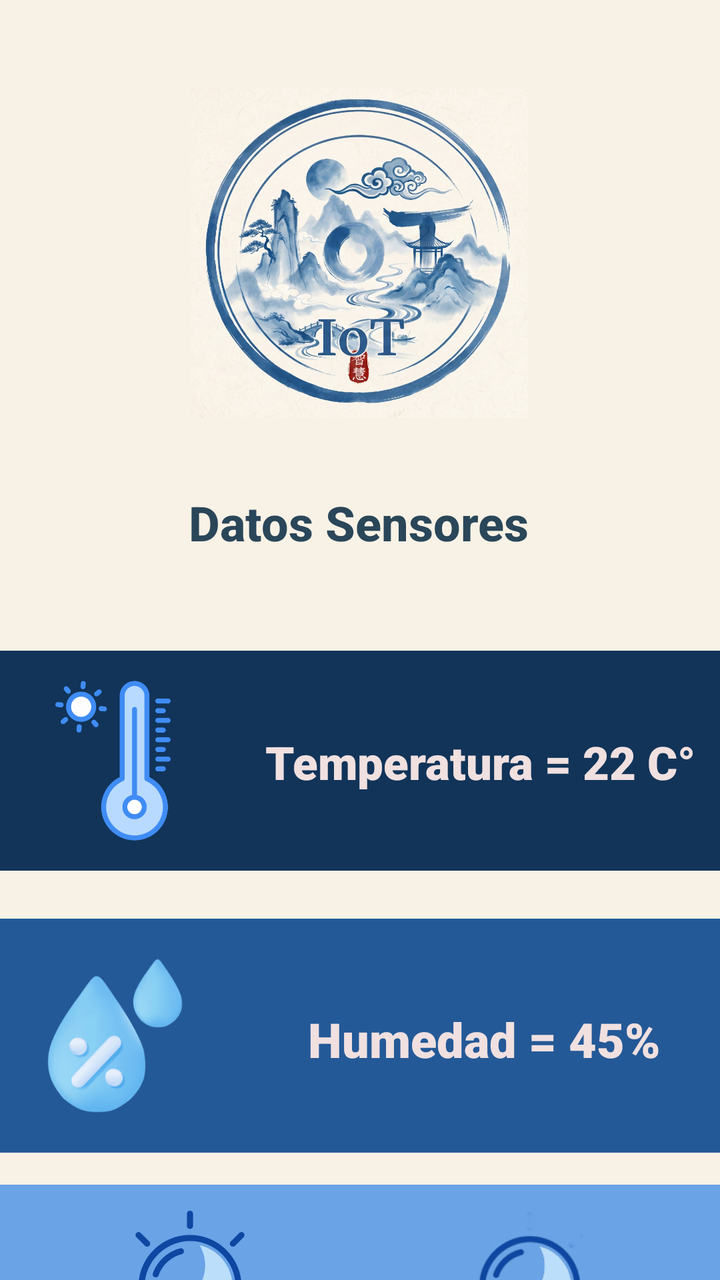
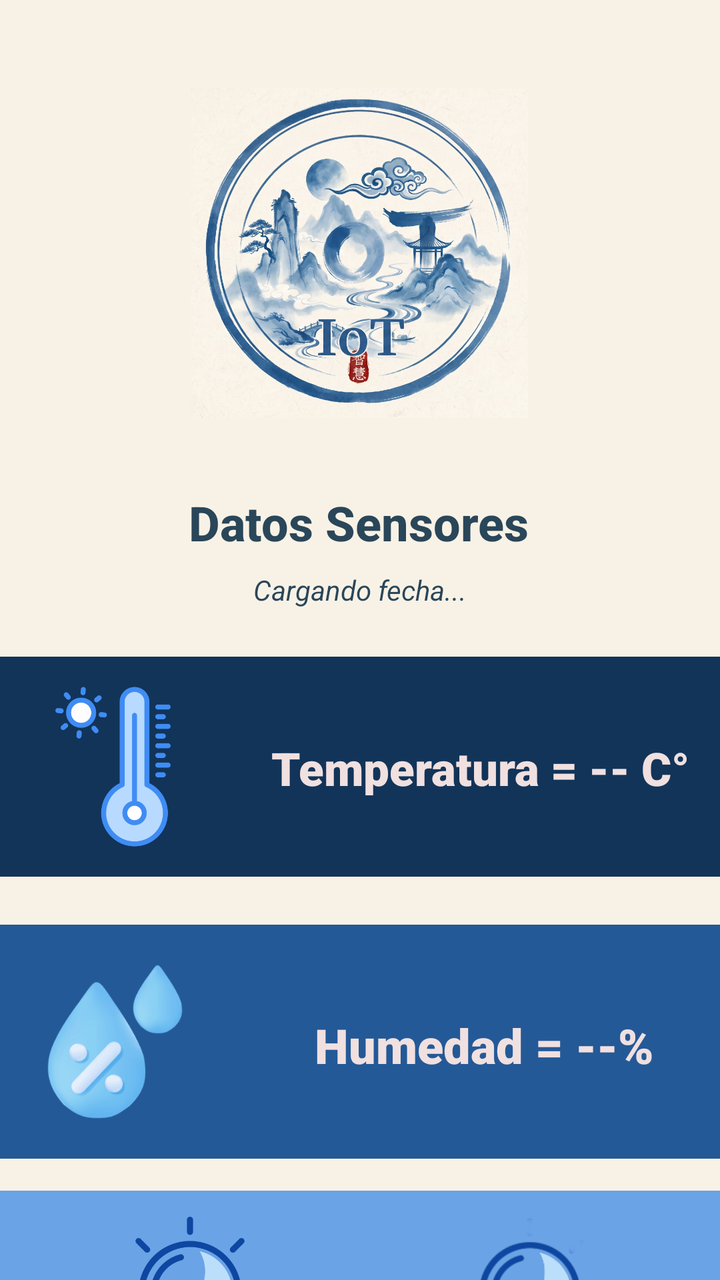

An Android layout rendered at two revisions. The XML below is the earlier revision; the diff shows what the commit changed to produce the second picture.
<!-- AndroidManifest.xml: application theme Theme.Ejemplo1 -->
<!-- res/layout/activity_datos_sensores.xml -->
<?xml version="1.0" encoding="utf-8"?>
<androidx.constraintlayout.widget.ConstraintLayout xmlns:android="http://schemas.android.com/apk/res/android"
    xmlns:app="http://schemas.android.com/apk/res-auto"
    xmlns:tools="http://schemas.android.com/tools"
    android:id="@+id/main"
    android:layout_width="match_parent"
    android:layout_height="match_parent"
    android:background="#F8F2E6"
    android:backgroundTint="#F8F2E6"
    tools:context=".DatosSensores">

    <ImageView
        android:id="@+id/imageView8"
        android:layout_width="312dp"
        android:layout_height="165dp"
        android:layout_marginTop="44dp"
        app:layout_constraintEnd_toEndOf="parent"
        app:layout_constraintHorizontal_bias="0.494"
        app:layout_constraintStart_toStartOf="parent"
        app:layout_constraintTop_toTopOf="parent"
        app:srcCompat="@drawable/logo" />


    <LinearLayout
        android:id="@+id/linearLayout"
        android:layout_width="match_parent"
        android:layout_height="wrap_content"
        android:layout_marginTop="48dp"
        android:background="#123459"
        android:gravity="center_vertical"
        android:orientation="horizontal"
        android:padding="10dp"
        app:layout_constraintEnd_toEndOf="parent"
        app:layout_constraintStart_toStartOf="parent"
        app:layout_constraintTop_toBottomOf="@+id/textView9">

        <ImageView
            android:id="@+id/iconoIzquierda"
            android:layout_width="93dp"
            android:layout_height="90dp"
            android:src="@drawable/temperatura" />

        <TextView
            android:id="@+id/textoDerecha"
            android:layout_width="242dp"
            android:layout_height="29dp"
            android:layout_marginStart="16dp"
            android:fontFamily="sans-serif-black"
            android:lineSpacingExtra="8sp"
            android:text="Temperatura = 22 C°"
            android:textAlignment="center"
            android:textColor="#F0E0E0"
            android:textSize="23sp"
            android:textStyle="bold" />
    </LinearLayout>

    <LinearLayout
        android:id="@+id/linearLayout2"
        android:layout_width="match_parent"
        android:layout_height="wrap_content"
        android:layout_marginTop="24dp"
        android:background="#245997"
        android:gravity="center_vertical"
        android:orientation="horizontal"
        android:padding="10dp"
        app:layout_constraintEnd_toEndOf="parent"
        app:layout_constraintStart_toStartOf="parent"
        app:layout_constraintTop_toBottomOf="@+id/linearLayout">

        <ImageView
            android:id="@+id/iconoIzquierda"
            android:layout_width="95dp"
            android:layout_height="97dp"
            android:src="@drawable/humidity" />

        <TextView
            android:id="@+id/textoDerecha"
            android:layout_width="242dp"
            android:layout_height="29dp"
            android:layout_marginStart="16dp"
            android:fontFamily="sans-serif-black"
            android:lineSpacingExtra="8sp"
            android:text="Humedad = 45%"
            android:textAlignment="center"
            android:textColor="#F0E0E0"
            android:textSize="24sp"
            android:textStyle="bold" />
    </LinearLayout>

    <LinearLayout
        android:layout_width="0dp"
        android:layout_height="wrap_content"
        android:layout_marginTop="16dp"
        android:background="#6AA3E6"
        android:gravity="center_vertical"
        android:orientation="horizontal"
        android:padding="10dp"
        app:layout_constraintEnd_toEndOf="parent"
        app:layout_constraintHorizontal_bias="0.0"
        app:layout_constraintStart_toStartOf="parent"
        app:layout_constraintTop_toBottomOf="@+id/linearLayout2">

        <ImageView
            android:id="@+id/iconoIzquierda"
            android:layout_width="95dp"
            android:layout_height="97dp"
            android:layout_weight="1"
            android:src="@drawable/luz1" />

        <ImageView
            android:id="@+id/imageView13"
            android:layout_width="95dp"
            android:layout_height="95dp"
            android:layout_weight="1"
            app:srcCompat="@drawable/luzoff_1_" />

    </LinearLayout>

    <TextView
        android:id="@+id/textView9"
        android:layout_width="wrap_content"
        android:layout_height="wrap_content"
        android:layout_marginTop="36dp"
        android:fontFamily="sans-serif-medium"
        android:text="Datos Sensores"
        android:textColor="#DA072940"
        android:textSize="24sp"
        android:textStyle="bold"
        app:layout_constraintEnd_toEndOf="parent"
        app:layout_constraintHorizontal_bias="0.497"
        app:layout_constraintStart_toStartOf="parent"
        app:layout_constraintTop_toBottomOf="@+id/imageView8" />
</androidx.constraintlayout.widget.ConstraintLayout>
<!-- resources referenced by this layout -->
<resources>
  <!-- drawable humidity: png bitmap (drawable, 11837 bytes) -->
  <!-- drawable logo: jpg bitmap (drawable, 247364 bytes) -->
  <!-- drawable luz1: png bitmap (drawable, 23660 bytes) -->
  <!-- drawable luzoff_1_: png bitmap (drawable, 13517 bytes) -->
  <!-- drawable temperatura: png bitmap (drawable, 23079 bytes) -->
  <style name="Theme.Ejemplo1" parent="Base.Theme.Ejemplo1" />
  <style name="Base.Theme.Ejemplo1" parent="Theme.Material3.DayNight.NoActionBar">
          
          
      </style>
</resources>

<!-- the commit's change to res/layout/activity_datos_sensores.xml (unified diff, before → after) -->
@@ -20,34 +20,60 @@
         app:layout_constraintTop_toTopOf="parent"
         app:srcCompat="@drawable/logo" />
 
+    <TextView
+        android:id="@+id/textView9"
+        android:layout_width="wrap_content"
+        android:layout_height="wrap_content"
+        android:layout_marginTop="36dp"
+        android:fontFamily="sans-serif-medium"
+        android:text="Datos Sensores"
+        android:textColor="#DA072940"
+        android:textSize="24sp"
+        android:textStyle="bold"
+        app:layout_constraintEnd_toEndOf="parent"
+        app:layout_constraintHorizontal_bias="0.497"
+        app:layout_constraintStart_toStartOf="parent"
+        app:layout_constraintTop_toBottomOf="@+id/imageView8" />
+
+    <TextView
+        android:id="@+id/txt_fecha"
+        android:layout_width="wrap_content"
+        android:layout_height="wrap_content"
+        android:layout_marginTop="8dp"
+        android:text="Cargando fecha..."
+        android:textColor="#DA072940"
+        android:textStyle="italic"
+        app:layout_constraintEnd_toEndOf="parent"
+        app:layout_constraintStart_toStartOf="parent"
+        app:layout_constraintTop_toBottomOf="@+id/textView9" />
 
     <LinearLayout
         android:id="@+id/linearLayout"
         android:layout_width="match_parent"
         android:layout_height="wrap_content"
-        android:layout_marginTop="48dp"
+        android:layout_marginTop="24dp"
         android:background="#123459"
         android:gravity="center_vertical"
         android:orientation="horizontal"
         android:padding="10dp"
         app:layout_constraintEnd_toEndOf="parent"
         app:layout_constraintStart_toStartOf="parent"
-        app:layout_constraintTop_toBottomOf="@+id/textView9">
+        app:layout_constraintTop_toBottomOf="@+id/txt_fecha">
 
         <ImageView
-            android:id="@+id/iconoIzquierda"
+            android:id="@+id/imagen_temp"
             android:layout_width="93dp"
             android:layout_height="90dp"
             android:src="@drawable/temperatura" />
 
         <TextView
-            android:id="@+id/textoDerecha"
+            android:id="@+id/txt_temp"
             android:layout_width="242dp"
             android:layout_height="29dp"
             android:layout_marginStart="16dp"
             android:fontFamily="sans-serif-black"
             android:lineSpacingExtra="8sp"
-            android:text="Temperatura = 22 C°"
+            android:text="Temperatura = -- C°"
             android:textAlignment="center"
             android:textColor="#F0E0E0"
             android:textSize="23sp"
@@ -68,19 +94,19 @@
         app:layout_constraintTop_toBottomOf="@+id/linearLayout">
 
         <ImageView
-            android:id="@+id/iconoIzquierda"
+            android:id="@+id/imagen_humedad"
             android:layout_width="95dp"
             android:layout_height="97dp"
             android:src="@drawable/humidity" />
 
         <TextView
-            android:id="@+id/textoDerecha"
+            android:id="@+id/txt_humedad"
             android:layout_width="242dp"
             android:layout_height="29dp"
             android:layout_marginStart="16dp"
             android:fontFamily="sans-serif-black"
             android:lineSpacingExtra="8sp"
-            android:text="Humedad = 45%"
+            android:text="Humedad = --%"
             android:textAlignment="center"
             android:textColor="#F0E0E0"
             android:textSize="24sp"
@@ -101,14 +127,14 @@
         app:layout_constraintTop_toBottomOf="@+id/linearLayout2">
 
         <ImageView
-            android:id="@+id/iconoIzquierda"
+            android:id="@+id/img_ampolleta"
             android:layout_width="95dp"
             android:layout_height="97dp"
             android:layout_weight="1"
             android:src="@drawable/luz1" />
 
         <ImageView
-            android:id="@+id/imageView13"
+            android:id="@+id/img_linterna"
             android:layout_width="95dp"
             android:layout_height="95dp"
             android:layout_weight="1"
@@ -116,18 +142,4 @@
 
     </LinearLayout>
 
-    <TextView
-        android:id="@+id/textView9"
-        android:layout_width="wrap_content"
-        android:layout_height="wrap_content"
-        android:layout_marginTop="36dp"
-        android:fontFamily="sans-serif-medium"
-        android:text="Datos Sensores"
-        android:textColor="#DA072940"
-        android:textSize="24sp"
-        android:textStyle="bold"
-        app:layout_constraintEnd_toEndOf="parent"
-        app:layout_constraintHorizontal_bias="0.497"
-        app:layout_constraintStart_toStartOf="parent"
-        app:layout_constraintTop_toBottomOf="@+id/imageView8" />
 </androidx.constraintlayout.widget.ConstraintLayout>
